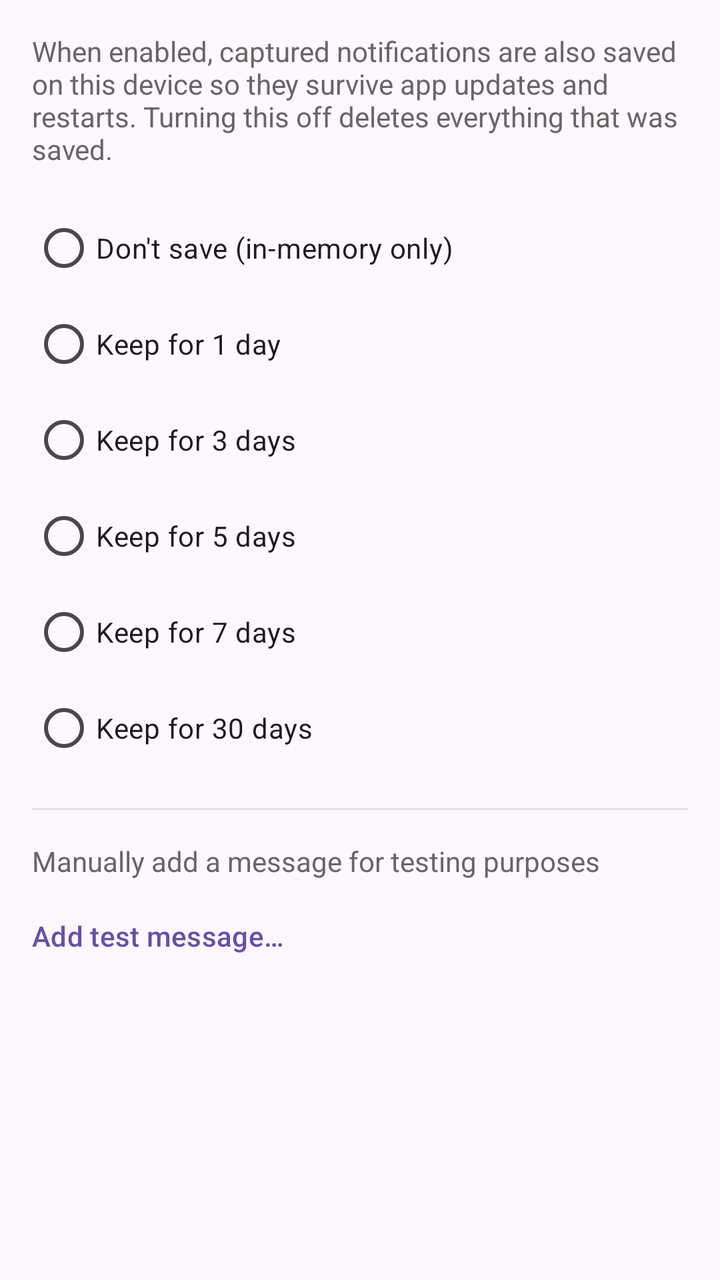
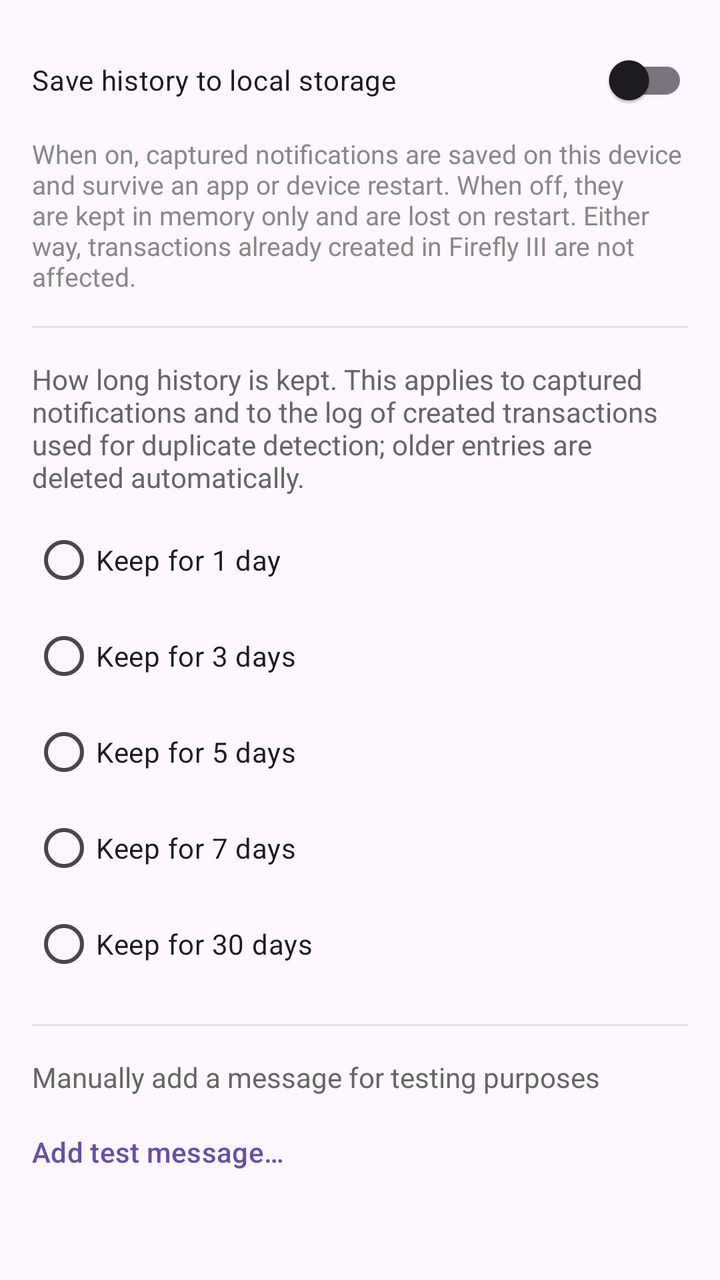

Compare the two renders of this Android layout. The source of the first and the diff that turns it into the second are given below.
<!-- AndroidManifest.xml: application theme Theme.FfNotifyImporter -->
<!-- res/layout/fragment_message_history.xml -->
<?xml version="1.0" encoding="utf-8"?>
<ScrollView xmlns:android="http://schemas.android.com/apk/res/android"
    android:layout_width="match_parent"
    android:layout_height="match_parent">

    <LinearLayout
        android:layout_width="match_parent"
        android:layout_height="wrap_content"
        android:orientation="vertical"
        android:padding="16dp">

        <TextView
            android:layout_width="match_parent"
            android:layout_height="wrap_content"
            android:layout_marginBottom="16dp"
            android:text="@string/message_history_explanation"
            android:textColor="#666666" />

        <RadioGroup
            android:id="@+id/retentionOptions"
            android:layout_width="match_parent"
            android:layout_height="wrap_content">

            <RadioButton
                android:id="@+id/retentionOff"
                android:layout_width="match_parent"
                android:layout_height="wrap_content"
                android:paddingTop="10dp"
                android:paddingBottom="10dp"
                android:text="@string/message_history_option_off" />

            <RadioButton
                android:id="@+id/retention1"
                android:layout_width="match_parent"
                android:layout_height="wrap_content"
                android:paddingTop="10dp"
                android:paddingBottom="10dp"
                android:text="@string/message_history_option_1" />

            <RadioButton
                android:id="@+id/retention3"
                android:layout_width="match_parent"
                android:layout_height="wrap_content"
                android:paddingTop="10dp"
                android:paddingBottom="10dp"
                android:text="@string/message_history_option_3" />

            <RadioButton
                android:id="@+id/retention5"
                android:layout_width="match_parent"
                android:layout_height="wrap_content"
                android:paddingTop="10dp"
                android:paddingBottom="10dp"
                android:text="@string/message_history_option_5" />

            <RadioButton
                android:id="@+id/retention7"
                android:layout_width="match_parent"
                android:layout_height="wrap_content"
                android:paddingTop="10dp"
                android:paddingBottom="10dp"
                android:text="@string/message_history_option_7" />

            <RadioButton
                android:id="@+id/retention30"
                android:layout_width="match_parent"
                android:layout_height="wrap_content"
                android:paddingTop="10dp"
                android:paddingBottom="10dp"
                android:text="@string/message_history_option_30" />

        </RadioGroup>

        <View
            android:layout_width="match_parent"
            android:layout_height="1dp"
            android:layout_marginTop="16dp"
            android:layout_marginBottom="16dp"
            android:background="#E0E0E0" />

        <TextView
            android:layout_width="match_parent"
            android:layout_height="wrap_content"
            android:layout_marginBottom="4dp"
            android:text="@string/settings_add_test_message_subtitle"
            android:textColor="#666666" />

        <Button
            android:id="@+id/addTestMessageButton"
            style="?attr/borderlessButtonStyle"
            android:layout_width="wrap_content"
            android:layout_height="wrap_content"
            android:minWidth="0dp"
            android:paddingStart="0dp"
            android:text="@string/settings_add_test_message_button" />

    </LinearLayout>

</ScrollView>
<!-- resources referenced by this layout -->
<resources>
  <string name="message_history_explanation">When enabled, captured notifications are also saved on this device so they survive app updates and restarts. Turning this off deletes everything that was saved.</string>
  <string name="message_history_option_1">Keep for 1 day</string>
  <string name="message_history_option_3">Keep for 3 days</string>
  <string name="message_history_option_30">Keep for 30 days</string>
  <string name="message_history_option_5">Keep for 5 days</string>
  <string name="message_history_option_7">Keep for 7 days</string>
  <string name="message_history_option_off">Don\'t save (in-memory only)</string>
  <string name="settings_add_test_message_button">Add test message…</string>
  <string name="settings_add_test_message_subtitle">Manually add a message for testing purposes</string>
  <style name="Theme.FfNotifyImporter" parent="Theme.Material3.DayNight.NoActionBar" />
</resources>

<!-- the commit's change to res/layout/fragment_message_history.xml (unified diff, before → after) -->
@@ -9,25 +9,38 @@
         android:orientation="vertical"
         android:padding="16dp">
 
+        <com.google.android.material.switchmaterial.SwitchMaterial
+            android:id="@+id/persistSwitch"
+            android:layout_width="match_parent"
+            android:layout_height="wrap_content"
+            android:layout_marginBottom="4dp"
+            android:text="@string/message_history_persist_switch" />
+
         <TextView
             android:layout_width="match_parent"
             android:layout_height="wrap_content"
+            android:text="@string/message_history_persist_hint"
+            android:textColor="#888888"
+            android:textSize="13sp" />
+
+        <View
+            android:layout_width="match_parent"
+            android:layout_height="1dp"
+            android:layout_marginTop="16dp"
             android:layout_marginBottom="16dp"
-            android:text="@string/message_history_explanation"
+            android:background="#E0E0E0" />
+
+        <TextView
+            android:layout_width="match_parent"
+            android:layout_height="wrap_content"
+            android:layout_marginBottom="8dp"
+            android:text="@string/message_history_window_explanation"
             android:textColor="#666666" />
 
         <RadioGroup
             android:id="@+id/retentionOptions"
             android:layout_width="match_parent"
             android:layout_height="wrap_content">
-
-            <RadioButton
-                android:id="@+id/retentionOff"
-                android:layout_width="match_parent"
-                android:layout_height="wrap_content"
-                android:paddingTop="10dp"
-                android:paddingBottom="10dp"
-                android:text="@string/message_history_option_off" />
 
             <RadioButton
                 android:id="@+id/retention1"
<!-- resource entries referenced after the edit -->
@@ -1,12 +1,13 @@
 <!-- resources referenced by this layout -->
 <resources>
-  <string name="message_history_explanation">When enabled, captured notifications are also saved on this device so they survive app updates and restarts. Turning this off deletes everything that was saved.</string>
   <string name="message_history_option_1">Keep for 1 day</string>
   <string name="message_history_option_3">Keep for 3 days</string>
   <string name="message_history_option_30">Keep for 30 days</string>
   <string name="message_history_option_5">Keep for 5 days</string>
   <string name="message_history_option_7">Keep for 7 days</string>
-  <string name="message_history_option_off">Don\'t save (in-memory only)</string>
+  <string name="message_history_persist_hint">When on, captured notifications are saved on this device and survive an app or device restart. When off, they are kept in memory only and are lost on restart. Either way, transactions already created in Firefly III are not affected.</string>
+  <string name="message_history_persist_switch">Save history to local storage</string>
+  <string name="message_history_window_explanation">How long history is kept. This applies to captured notifications and to the log of created transactions used for duplicate detection; older entries are deleted automatically.</string>
   <string name="settings_add_test_message_button">Add test message…</string>
   <string name="settings_add_test_message_subtitle">Manually add a message for testing purposes</string>
   <style name="Theme.FfNotifyImporter" parent="Theme.Material3.DayNight.NoActionBar" />
